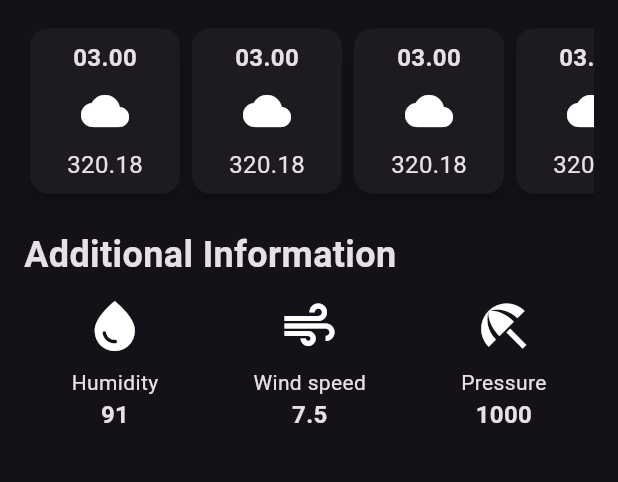
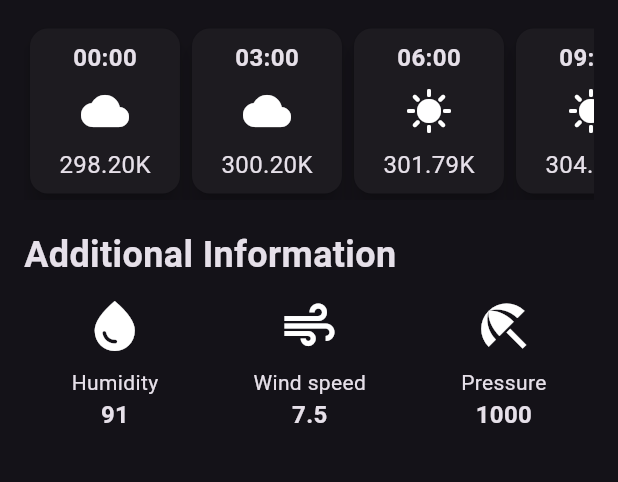
Before and after one commit to arshedgithub/Mobile-weather-app, a Flutter app: the screen it shows after launch, on a phone screen of 412 x 824 dp, the part 486-968 px from its top. Run offline on Flutter 3.47's test engine with Material 2 defaults, Android fonts, the phone set to English and light mode, and no system bars.

Commit message:
add arguements to hourly forecast

```diff
--- a/lib/hourly_forecast_item.dart
+++ b/lib/hourly_forecast_item.dart
@@ -1,7 +1,16 @@
 import 'package:flutter/material.dart';
 
 class HourlyForecastItem extends StatelessWidget {
-  const HourlyForecastItem({super.key});
+  final String time;
+  final IconData icon;
+  final String temperature;
+
+  const HourlyForecastItem({
+    super.key,
+    required this.time,
+    required this.icon,
+    required this.temperature,
+  });
 
   @override
   Widget build(BuildContext context) {
@@ -11,24 +20,24 @@ class HourlyForecastItem extends StatelessWidget {
         width: 100,
         padding: const EdgeInsets.all(8.0),
         decoration: BoxDecoration(borderRadius: BorderRadius.circular(16)),
-        child: const Column(
+        child: Column(
           children: [
             Text(
-              '03.00',
-              style: TextStyle(
+              time,
+              style: const TextStyle(
                 fontSize: 16,
                 fontWeight: FontWeight.bold,
               ),
             ),
-            SizedBox(height: 8),
+            const SizedBox(height: 8),
             Icon(
-              Icons.cloud,
+              icon,
               size: 32,
             ),
-            SizedBox(height: 8),
+            const SizedBox(height: 8),
             Text(
-              '320.18',
-              style: TextStyle(
+              temperature,
+              style: const TextStyle(
                 fontSize: 16,
               ),
             ),
--- a/lib/weather_screen.dart
+++ b/lib/weather_screen.dart
@@ -78,11 +78,31 @@ class _WeatherScreenState extends State<WeatherScreen> {
           const SingleChildScrollView(
             scrollDirection: Axis.horizontal,
             child: Row(children: [
-              HourlyForecastItem(),
-              HourlyForecastItem(),
-              HourlyForecastItem(),
-              HourlyForecastItem(),
-              HourlyForecastItem(),
+              HourlyForecastItem(
+                time: '00:00',
+                icon: Icons.cloud,
+                temperature: '298.20K',
+              ),
+              HourlyForecastItem(
+                time: '03:00',
+                icon: Icons.cloud,
+                temperature: '300.20K',
+              ),
+              HourlyForecastItem(
+                time: '06:00',
+                icon: Icons.sunny,
+                temperature: '301.79K',
+              ),
+              HourlyForecastItem(
+                time: '09:00',
+                icon: Icons.sunny,
+                temperature: '304.20K',
+              ),
+              HourlyForecastItem(
+                time: '12:00',
+                icon: Icons.cloud,
+                temperature: '301.39K',
+              ),
             ]),
           ),
           const SizedBox(height: 20),
```
